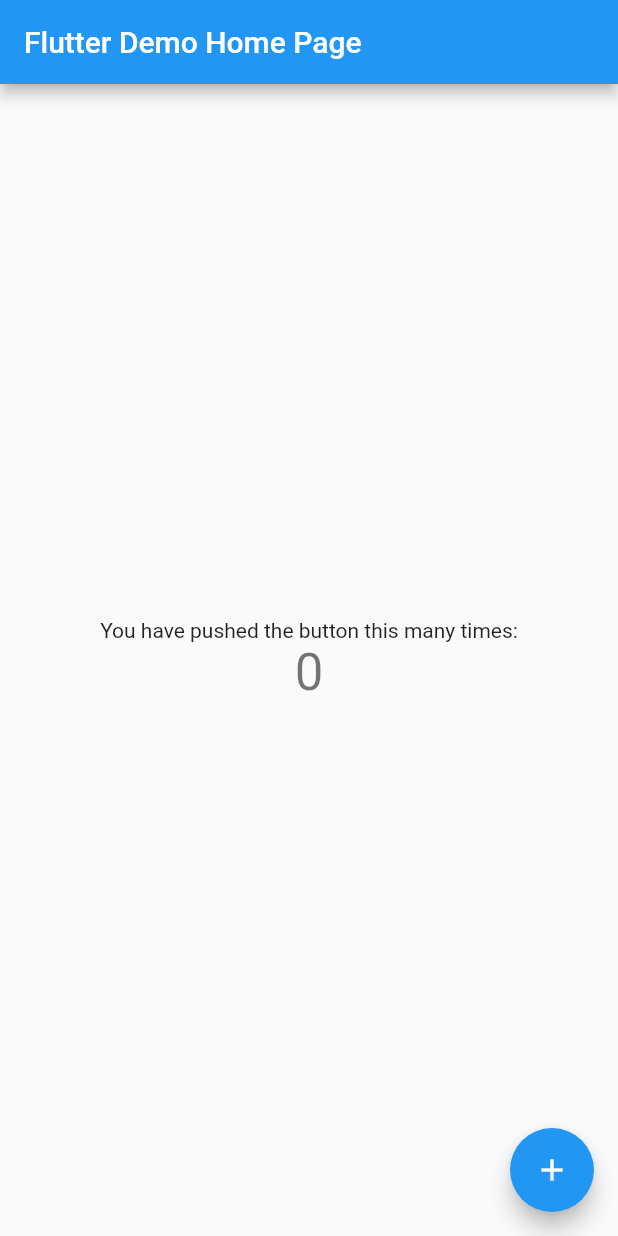
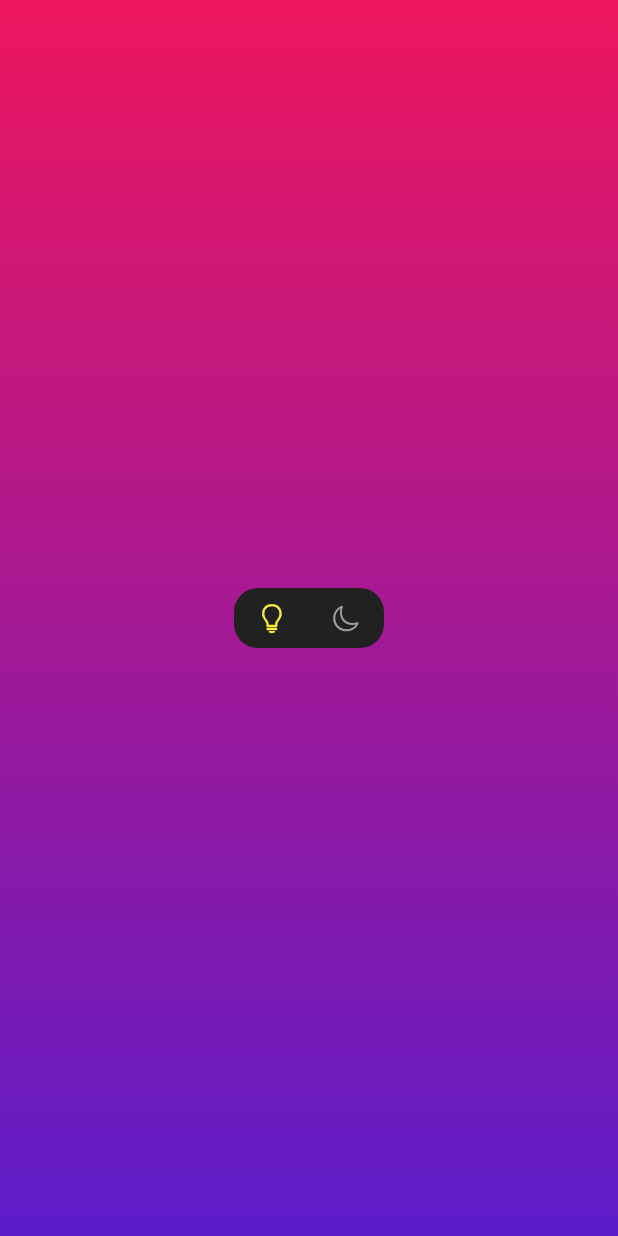
Before and after one commit to 7kOz/TikTacToe, a Flutter app: the screen it shows after launch, on a phone screen of 412 x 824 dp. Run offline on Flutter 3.47's test engine with Material 2 defaults, Android fonts, the light colour scheme and no system bars; our stand-ins replace get.

Commit message:
main screen & themes

```diff
--- /dev/null
+++ b/lib/controllers/game_controller.dart
@@ -0,0 +1,21 @@
+import 'package:get/get_state_manager/get_state_manager.dart';
+
+class GameController extends GetxController {
+  //Themes
+  bool lightMode = true;
+  bool darkMode = false;
+
+  //Themes Functions
+
+  setLightMode() {
+    lightMode = true;
+    darkMode = false;
+    update();
+  }
+
+  setDarkMode() {
+    lightMode = false;
+    darkMode = true;
+    update();
+  }
+}
--- a/lib/main.dart
+++ b/lib/main.dart
@@ -1,4 +1,7 @@
 import 'package:flutter/material.dart';
+import 'package:get/get.dart';
+import 'package:tiktactoezzz/screens/tiktactoe_screen.dart';
+import 'package:tiktactoezzz/ui/themes.dart';
 
 void main() {
   runApp(const MyApp());
@@ -10,106 +13,19 @@
   // This widget is the root of your application.
   @override
   Widget build(BuildContext context) {
-    return MaterialApp(
-      title: 'Flutter Demo',
-      theme: ThemeData(
-        // This is the theme of your application.
-        //
-        // Try running your application with "flutter run". You'll see the
-        // application has a blue toolbar. Then, without quitting the app, try
-        // changing the primarySwatch below to Colors.green and then invoke
-        // "hot reload" (press "r" in the console where you ran "flutter run",
-        // or simply save your changes to "hot reload" in a Flutter IDE).
-        // Notice that the counter didn't reset back to zero; the application
-        // is not restarted.
-        primarySwatch: Colors.blue,
-      ),
-      home: const MyHomePage(title: 'Flutter Demo Home Page'),
+    return GetMaterialApp(
+      debugShowCheckedModeBanner: false,
+      title: '',
+      initialRoute: '/tiktactoeScreen',
+      theme: Themes.light,
+      darkTheme: Themes.dark,
+      themeMode: ThemeMode.system,
+      getPages: [
+        GetPage(
+          name: '/tiktactoeScreen',
+          page: () => TikTacToeScreen(),
+        )
+      ],
     );
   }
 }
-
-class MyHomePage extends StatefulWidget {
-  const MyHomePage({Key? key, required this.title}) : super(key: key);
-
-  // This widget is the home page of your application. It is stateful, meaning
-  // that it has a State object (defined below) that contains fields that affect
-  // how it looks.
-
-  // This class is the configuration for the state. It holds the values (in this
-  // case the title) provided by the parent (in this case the App widget) and
-  // used by the build method of the State. Fields in a Widget subclass are
-  // always marked "final".
-
-  final String title;
-
-  @override
-  State<MyHomePage> createState() => _MyHomePageState();
-}
-
-class _MyHomePageState extends State<MyHomePage> {
-  int _counter = 0;
-
-  void _incrementCounter() {
-    setState(() {
-      // This call to setState tells the Flutter framework that something has
-      // changed in this State, which causes it to rerun the build method below
-      // so that the display can reflect the updated values. If we changed
-      // _counter without calling setState(), then the build method would not be
-      // called again, and so nothing would appear to happen.
-      _counter++;
-    });
-  }
-
-  @override
-  Widget build(BuildContext context) {
-    // This method is rerun every time setState is called, for instance as done
-    // by the _incrementCounter method above.
-    //
-    // The Flutter framework has been optimized to make rerunning build methods
-    // fast, so that you can just rebuild anything that needs updating rather
-    // than having to individually change instances of widgets.
-    return Scaffold(
-      appBar: AppBar(
-        // Here we take the value from the MyHomePage object that was created by
-        // the App.build method, and use it to set our appbar title.
-        title: Text(widget.title),
-      ),
-      body: Center(
-        // Center is a layout widget. It takes a single child and positions it
-        // in the middle of the parent.
-        child: Column(
-          // Column is also a layout widget. It takes a list of children and
-          // arranges them vertically. By default, it sizes itself to fit its
-          // children horizontally, and tries to be as tall as its parent.
-          //
-          // Invoke "debug painting" (press "p" in the console, choose the
-          // "Toggle Debug Paint" action from the Flutter Inspector in Android
-          // Studio, or the "Toggle Debug Paint" command in Visual Studio Code)
-          // to see the wireframe for each widget.
-          //
-          // Column has various properties to control how it sizes itself and
-          // how it positions its children. Here we use mainAxisAlignment to
-          // center the children vertically; the main axis here is the vertical
-          // axis because Columns are vertical (the cross axis would be
-          // horizontal).
-          mainAxisAlignment: MainAxisAlignment.center,
-          children: <Widget>[
-            const Text(
-              'You have pushed the button this many times:',
-            ),
-            Text(
-              '$_counter',
-              style: Theme.of(context).textTheme.headline4,
-            ),
-          ],
-        ),
-      ),
-      floatingActionButton: FloatingActionButton(
-        onPressed: _incrementCounter,
-        tooltip: 'Increment',
-        child: const Icon(Icons.add),
-      ), // This trailing comma makes auto-formatting nicer for build methods.
-    );
-  }
-}
--- /dev/null
+++ b/lib/models/game_model.dart
@@ -0,0 +1,5 @@
+class Game {
+  int boardlength = 9;
+  double blockSize = 100.0;
+  List<String>? board;
+}
--- /dev/null
+++ b/lib/models/player_model.dart
@@ -0,0 +1,5 @@
+class Player {
+  static const x = 'X';
+  static const o = 'O';
+  static const empty = '';
+}
--- /dev/null
+++ b/lib/screens/tiktactoe_screen.dart
@@ -0,0 +1,54 @@
+import 'package:flutter/material.dart';
+import 'package:get/get.dart';
+import 'package:tiktactoezzz/controllers/game_controller.dart';
+import 'package:tiktactoezzz/ui/widgets/theme_button.dart';
+
+class TikTacToeScreen extends StatelessWidget {
+  TikTacToeScreen({Key? key}) : super(key: key);
+
+  //Access To Controller
+  GameController gameController = Get.put(GameController());
+
+  @override
+  Widget build(BuildContext context) {
+    return Scaffold(body:
+        //Outer container mainly acting as a background
+        GetBuilder<GameController>(
+      builder: (gameController) {
+        return Container(
+            height: Get.height,
+            width: Get.width,
+            decoration: BoxDecoration(
+              gradient: gameController.darkMode == true
+                  ? const LinearGradient(
+                      begin: Alignment.topCenter,
+                      end: Alignment.bottomCenter,
+                      colors: [
+                        Color.fromARGB(255, 86, 12, 182),
+                        Color.fromARGB(255, 9, 23, 104),
+                      ],
+                    )
+                  : const LinearGradient(
+                      begin: Alignment.topCenter,
+                      end: Alignment.bottomCenter,
+                      colors: [
+                        Color.fromARGB(255, 238, 22, 94),
+                        Color.fromARGB(255, 92, 28, 202),
+                      ],
+                    ),
+            ),
+            child: GetBuilder<GameController>(
+              builder: (gameController) {
+                return Column(
+                  mainAxisAlignment: MainAxisAlignment.center,
+                  crossAxisAlignment: CrossAxisAlignment.center,
+                  children: [
+                    ThemeButton(),
+                  ],
+                );
+              },
+            ));
+      },
+    ));
+  }
+}
--- /dev/null
+++ b/lib/ui/themes.dart
@@ -0,0 +1,16 @@
+import 'package:flutter/material.dart';
+
+class Themes {
+  static final light = ThemeData.light().copyWith(
+    focusColor: Color.fromARGB(255, 49, 15, 94),
+    cardColor: Color.fromARGB(255, 26, 99, 158),
+    errorColor: Colors.blue,
+    hintColor: Colors.pink,
+  );
+  static final dark = ThemeData.dark().copyWith(
+    focusColor: Colors.white,
+    cardColor: Color.fromARGB(255, 5, 34, 58),
+    errorColor: Colors.blue,
+    hintColor: Colors.pink,
+  );
+}
--- /dev/null
+++ b/lib/ui/widgets/theme_button.dart
@@ -0,0 +1,54 @@
+import 'package:flutter/cupertino.dart';
+import 'package:flutter/material.dart';
+import 'package:get/get.dart';
+import 'package:tiktactoezzz/controllers/game_controller.dart';
+
+import '../themes.dart';
+
+class ThemeButton extends StatelessWidget {
+  ThemeButton({Key? key}) : super(key: key);
+  GameController gameController = Get.put(GameController());
+  @override
+  Widget build(BuildContext context) {
+    return ClipRRect(
+      borderRadius: BorderRadius.circular(16),
+      child: Container(
+        height: 40,
+        width: 100,
+        color: Colors.grey[900],
+        child: Row(
+          mainAxisAlignment: MainAxisAlignment.spaceEvenly,
+          crossAxisAlignment: CrossAxisAlignment.center,
+          children: [
+            IconButton(
+              onPressed: () {
+                gameController.setLightMode();
+                Get.changeTheme(Themes.light);
+              },
+              icon: Icon(
+                CupertinoIcons.lightbulb,
+                size: 20,
+                color: gameController.lightMode == true
+                    ? Colors.yellow
+                    : Colors.grey,
+              ),
+            ),
+            IconButton(
+              onPressed: () {
+                gameController.setDarkMode();
+                Get.changeTheme(Themes.dark);
+              },
+              icon: Icon(
+                CupertinoIcons.moon,
+                color: gameController.darkMode == true
+                    ? Colors.deepPurpleAccent
+                    : Colors.grey,
+                size: 20,
+              ),
+            ),
+          ],
+        ),
+      ),
+    );
+  }
+}
```
Also changed, not shown: pubspec.yaml (+4 -3 lines), pubspec.lock.
